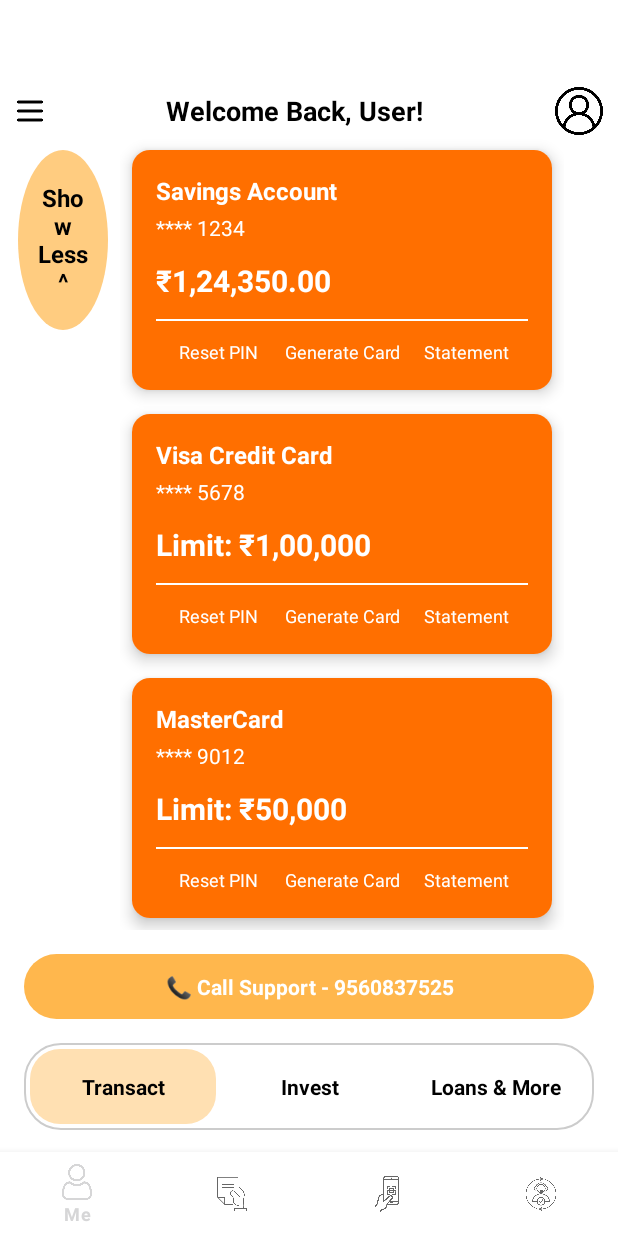
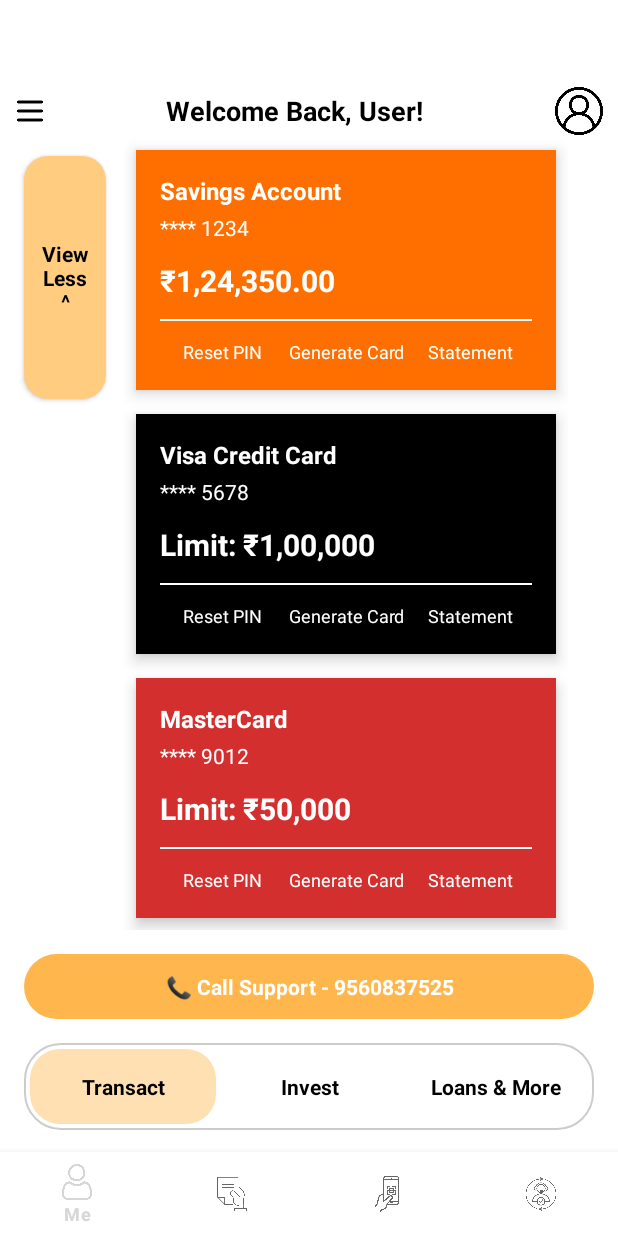
Before and after one commit to kshreeram813/Android-Banking-Dashboard, an Android app: the screen it shows after launch (MainActivity), after a tap on "View All >", on a phone screen of 412 x 824 dp. Run offline under Robolectric (Android 15) with nearby library versions, the phone set to English and light mode, and no system bars; our stand-ins replace navigation-ui.

Commit message:
View All button and color of card modified

```diff
--- a/app/src/main/java/com/kushwaha/omnipractice/ui/home/HomeFragment.kt
+++ b/app/src/main/java/com/kushwaha/omnipractice/ui/home/HomeFragment.kt
@@ -1,5 +1,6 @@
 package com.kushwaha.omnipractice.ui.home
 
+import android.graphics.Color
 import android.os.Bundle
 import android.os.Handler
 import android.os.Looper
@@ -100,10 +101,10 @@
         viewAllButton.setOnClickListener {
             if (!isVertical) {
                 showCardsVertically()
-                viewAllButton.text = "Show Less ^"
+                viewAllButton.text = "View\nLess\n^"
             } else {
                 showCardsHorizontallyAgain()
-                viewAllButton.text = "View All >"
+                viewAllButton.text = "View\nAll\n>"
             }
             isVertical = !isVertical
         }
@@ -113,11 +114,18 @@
         cardContainer.removeAllViews()
         val inflater = LayoutInflater.from(requireContext())
 
-        for ((title, number, amount) in cardData) {
+        // Destructure the Triple (title, number, amount)
+        for ((index, card) in cardData.withIndex()) {
+            val (title, number, amount) = card // Destructuring the Triple
             val cardView = inflater.inflate(R.layout.item_card, cardContainer, false)
             cardView.findViewById<TextView>(R.id.cardTitle).text = title
             cardView.findViewById<TextView>(R.id.cardNumber).text = number
             cardView.findViewById<TextView>(R.id.cardAmount).text = amount
+
+            // Set a unique background color for each card (cycling through the cardColors list)
+            val color = cardColors[index % cardColors.size] // cycling through the colors
+            cardView.setBackgroundColor(color)
+
             cardContainer.addView(cardView)
         }
     }
@@ -136,11 +144,18 @@
             )
         }
 
-        for ((title, number, amount) in cardData) {
+        // Destructure the Triple (title, number, amount)
+        for ((index, card) in cardData.withIndex()) {
+            val (title, number, amount) = card // Destructuring the Triple
             val cardView = inflater.inflate(R.layout.item_card, verticalLayout, false)
             cardView.findViewById<TextView>(R.id.cardTitle).text = title
             cardView.findViewById<TextView>(R.id.cardNumber).text = number
             cardView.findViewById<TextView>(R.id.cardAmount).text = amount
+
+            // Set a unique background color for each card (cycling through the cardColors list)
+            val color = cardColors[index % cardColors.size] // cycling through the colors
+            cardView.setBackgroundColor(color)
+
             verticalLayout?.addView(cardView)
         }
 
@@ -174,3 +189,10 @@
         }
     }
 }
+
+// Colors for the cards and saving account
+val cardColors = listOf(
+    Color.parseColor("#FF6F00"),
+    Color.parseColor("#000000"),
+    Color.parseColor("#D32F2F"),
+)
--- /dev/null
+++ b/app/src/main/res/drawable/view_all_background.xml
@@ -0,0 +1,5 @@
+<shape xmlns:android="http://schemas.android.com/apk/res/android"
+    android:shape="rectangle">
+    <solid android:color="#FFCC80" />
+    <corners android:radius="16dp" />
+</shape>
--- a/app/src/main/res/layout/fragment_home.xml
+++ b/app/src/main/res/layout/fragment_home.xml
@@ -65,18 +65,36 @@
                 android:id="@+id/rootLayout">
 
 
+<!--                <TextView-->
+<!--                    android:id="@+id/viewAllButton"-->
+<!--                    android:text="View All >"-->
+<!--                    android:textColor="#000000"-->
+<!--                    android:textStyle="bold"-->
+<!--                    android:textSize="16sp"-->
+<!--                    android:gravity="center"-->
+<!--                    android:background="@drawable/circle_background"-->
+<!--                    android:padding="12dp"-->
+<!--                    android:layout_width="60dp"-->
+<!--                    android:layout_height="120dp"-->
+<!--                    android:layout_margin="8dp" />-->
+
+
                 <TextView
                     android:id="@+id/viewAllButton"
-                    android:text="View All >"
+                    android:text="View\nAll\n>"
                     android:textColor="#000000"
                     android:textStyle="bold"
-                    android:textSize="16sp"
+                    android:textSize="14sp"
                     android:gravity="center"
-                    android:background="@drawable/circle_background"
-                    android:padding="12dp"
-                    android:layout_width="60dp"
-                    android:layout_height="120dp"
-                    android:layout_margin="8dp" />
+                    android:layout_width="wrap_content"
+                    android:layout_height="wrap_content"
+                    android:layout_margin="12dp"
+                    android:paddingHorizontal="12dp"
+                    android:paddingVertical="55dp"
+                    android:background="@drawable/view_all_background"
+                    android:elevation="2dp" />
+
+
 
                 <!-- Horizontal All Cards ScrollView -->
                 <HorizontalScrollView
--- a/app/src/main/res/layout/item_card.xml
+++ b/app/src/main/res/layout/item_card.xml
@@ -9,13 +9,13 @@
     app:cardElevation="6dp">
 
     <LinearLayout
+        android:id="@+id/cardBackground"
         android:orientation="vertical"
         android:padding="16dp"
         android:layout_width="match_parent"
-        android:layout_height="match_parent"
-        android:background="#FF6F00">
+        android:layout_height="match_parent">
 
-        <TextView
+    <TextView
             android:id="@+id/cardTitle"
             android:text="Title"
             android:textColor="#FFFFFF"
```
